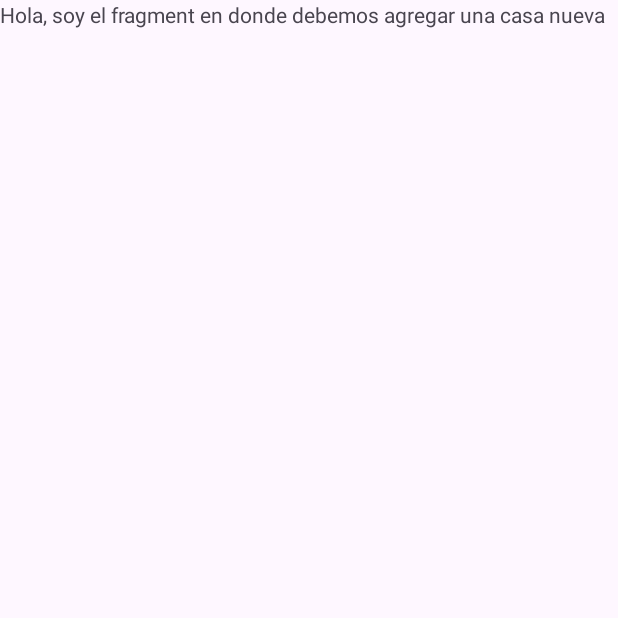
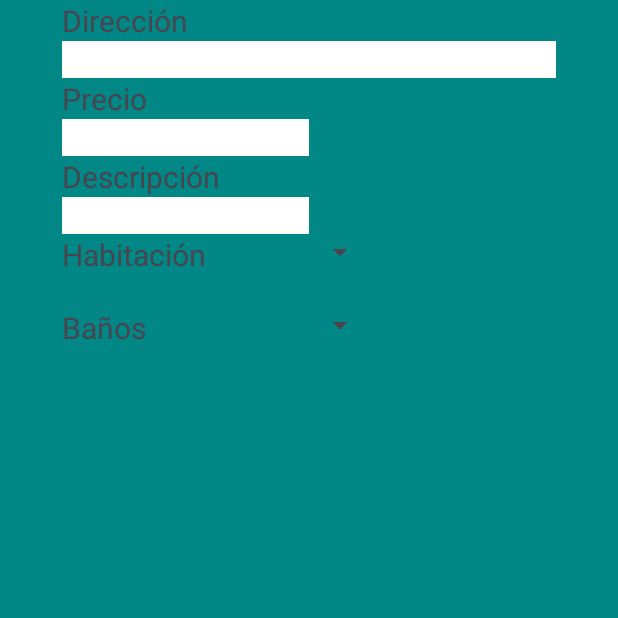
Before and after one commit to DevOpCarlos/BienesRaices, an Android app: the fragment AgregarCasaFragment shown on its own in the app's theme, on a phone screen of 412 x 824 dp, the top half of it. Run offline under Robolectric (Android 15) with nearby library versions, the phone set to English and light mode, and no system bars.

Commit message:
prototipobienesraices
prototipobienesraices

```diff
--- a/app/src/main/java/com/cinicaragua/bienesraices/Fragments/AgregarCasaFragment.kt
+++ b/app/src/main/java/com/cinicaragua/bienesraices/Fragments/AgregarCasaFragment.kt
@@ -5,6 +5,7 @@ import androidx.fragment.app.Fragment
 import android.view.LayoutInflater
 import android.view.View
 import android.view.ViewGroup
+import com.cinicaragua.bienesraices.Entities.NuevaCasa
 import com.cinicaragua.bienesraices.R
 
 
@@ -16,6 +17,7 @@ class AgregarCasaFragment : Fragment() {
     }
 
     override fun onCreateView(
+
         inflater: LayoutInflater, container: ViewGroup?,
         savedInstanceState: Bundle?
     ): View? {
@@ -25,6 +27,8 @@ class AgregarCasaFragment : Fragment() {
 
     companion object {
         @JvmStatic
-        fun newInstance() = AgregarCasaFragment()
+        //fun newInstance() = AgregarCasaFragment()
+        fun insertCasa() = AgregarCasaFragment()
+
     }
 }
--- a/app/src/main/java/com/cinicaragua/bienesraices/Fragments/ListaCasasFragment.kt
+++ b/app/src/main/java/com/cinicaragua/bienesraices/Fragments/ListaCasasFragment.kt
@@ -5,6 +5,7 @@ import androidx.fragment.app.Fragment
 import android.view.LayoutInflater
 import android.view.View
 import android.view.ViewGroup
+import com.cinicaragua.bienesraices.DAOs.CasaDao
 import com.cinicaragua.bienesraices.R
 
 class ListaCasasFragment : Fragment() {
@@ -25,5 +26,6 @@ class ListaCasasFragment : Fragment() {
     companion object {
         @JvmStatic
         fun newInstance() = ListaCasasFragment()
+      //  fun selectAllCasa() = ListaCasasFragment()
     }
 }
--- a/app/src/main/res/layout/fragment_agregar_casa.xml
+++ b/app/src/main/res/layout/fragment_agregar_casa.xml
@@ -1,13 +1,132 @@
 <?xml version="1.0" encoding="utf-8"?>
-<FrameLayout xmlns:android="http://schemas.android.com/apk/res/android"
+<androidx.constraintlayout.widget.ConstraintLayout xmlns:android="http://schemas.android.com/apk/res/android"
     xmlns:tools="http://schemas.android.com/tools"
     android:layout_width="match_parent"
     android:layout_height="match_parent"
+    xmlns:app="http://schemas.android.com/apk/res-auto"
+    android:background="#FF018786"
     tools:context=".Fragments.AgregarCasaFragment">
 
+ <androidx.constraintlayout.widget.Guideline
+     android:id="@+id/guiavertical"
+     android:orientation="vertical"
+     app:layout_constraintGuide_percent="0.10"
+     android:layout_width="wrap_content"
+     android:layout_height="wrap_content"/>
+
+<androidx.constraintlayout.widget.Guideline
+    android:id="@+id/guiahorizontal"
+    android:orientation="horizontal"
+    app:layout_constraintGuide_percent="0.98"
+    android:layout_width="wrap_content"
+    android:layout_height="wrap_content"/>
+
     <TextView
-        android:layout_width="match_parent"
-        android:layout_height="match_parent"
-        android:text="Hola, soy el fragment en donde debemos agregar una casa nueva" />
+        android:id="@+id/textdireccion"
+        android:layout_width="wrap_content"
+        android:layout_height="wrap_content"
+        android:textSize="20sp"
+        android:text="Dirección"
+        app:layout_constraintTop_toTopOf="parent"
+        app:layout_constraintStart_toStartOf="@id/guiavertical"
+        />
 
-</FrameLayout>
+    <EditText
+        android:id="@+id/editextdireccion"
+        android:layout_width="0dp"
+        android:layout_height="wrap_content"
+        android:background="@color/white"
+        app:layout_constraintWidth_percent="0.8"
+        app:layout_constraintTop_toBottomOf="@id/textdireccion"
+        app:layout_constraintStart_toStartOf="@id/guiavertical"
+        />
+
+    <TextView
+        android:id="@+id/textprecio"
+        android:layout_width="wrap_content"
+        android:layout_height="wrap_content"
+        android:textSize="20sp"
+        android:text="Precio"
+        app:layout_constraintTop_toBottomOf="@id/editextdireccion"
+        app:layout_constraintStart_toStartOf="@id/guiavertical"
+        />
+
+    <EditText
+        android:id="@+id/editextprecio"
+        android:layout_width="0dp"
+        android:layout_height="wrap_content"
+        android:background="@color/white"
+        app:layout_constraintWidth_percent="0.4"
+        app:layout_constraintTop_toBottomOf="@id/textprecio"
+        app:layout_constraintStart_toStartOf="@id/guiavertical"
+        />
+
+    <TextView
+        android:id="@+id/textdescripcion"
+        android:layout_width="wrap_content"
+        android:layout_height="wrap_content"
+        android:textSize="20sp"
+        android:text="Descripción"
+        app:layout_constraintTop_toBottomOf="@id/editextprecio"
+        app:layout_constraintStart_toStartOf="@id/guiavertical"
+        />
+    <EditText
+        android:id="@+id/editextdescripcion"
+        android:layout_width="0dp"
+        android:layout_height="wrap_content"
+        android:background="@color/white"
+        app:layout_constraintWidth_percent="0.4"
+        app:layout_constraintTop_toBottomOf="@id/textdescripcion"
+        app:layout_constraintStart_toStartOf="@id/guiavertical"
+        />
+
+<TextView
+    android:id="@+id/texthabitacion"
+    android:layout_width="wrap_content"
+    android:layout_height="wrap_content"
+    android:textSize="20sp"
+    android:text="Habitación"
+    app:layout_constraintTop_toBottomOf="@id/editextdescripcion"
+    app:layout_constraintStart_toStartOf="@id/guiavertical"
+    />
+
+ <Spinner
+     android:id="@+id/dropdown1"
+     android:layout_width="wrap_content"
+     android:layout_height="wrap_content"
+     app:layout_constraintTop_toTopOf="@id/texthabitacion"
+     app:layout_constraintStart_toStartOf="@id/texthabitacion"
+     app:layout_constraintEnd_toEndOf="parent"
+     />
+
+
+    <TextView
+        android:id="@+id/textespacio"
+        android:layout_width="wrap_content"
+        android:layout_height="wrap_content"
+        android:textSize="15sp"
+        android:text=""
+        app:layout_constraintTop_toBottomOf="@id/texthabitacion"
+        app:layout_constraintStart_toStartOf="@id/guiavertical"
+        />
+
+    <TextView
+        android:id="@+id/textbanos"
+        android:layout_width="wrap_content"
+        android:layout_height="wrap_content"
+        android:textSize="20sp"
+        android:text="Baños"
+        app:layout_constraintTop_toBottomOf="@id/textespacio"
+        app:layout_constraintStart_toStartOf="@id/guiavertical"
+        />
+
+    <Spinner
+        android:id="@+id/dropdown2"
+        android:layout_width="wrap_content"
+        android:layout_height="wrap_content"
+        app:layout_constraintTop_toTopOf="@id/textbanos"
+        app:layout_constraintStart_toStartOf="@id/textbanos"
+        app:layout_constraintEnd_toEndOf="parent"
+        />
+
+</androidx.constraintlayout.widget.ConstraintLayout>
```
Also changed, not shown: app/build.gradle.kts (+16 -0 lines), app/src/main/java/com/cinicaragua/bienesraices/AppDatabases/AppDataBase.kt (added, +40 -0 lines), app/src/main/java/com/cinicaragua/bienesraices/DAOs/CasaDao.kt (added, +28 -0 lines), app/src/main/java/com/cinicaragua/bienesraices/Entities/NuevaCasa.kt (added, +35 -0 lines), app/src/main/java/com/cinicaragua/bienesraices/Repositories/MainRepository.kt (added, +15 -0 lines), app/src/main/java/com/cinicaragua/bienesraices/ViewModels/MainViewModel.kt (added, +17 -0 lines), app/src/main/java/com/cinicaragua/bienesraices/ViewModels/ViewModelFactory.kt (added, +15 -0 lines), app/src/main/res/layout/activity_main.xml (+1 -9 lines), 1 other file.
